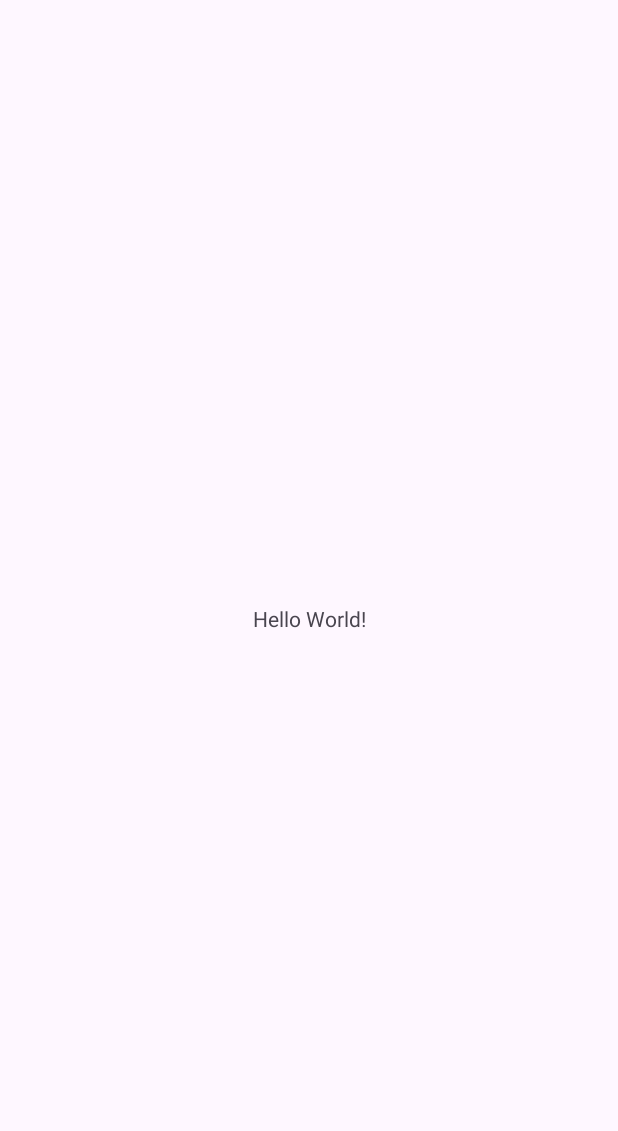
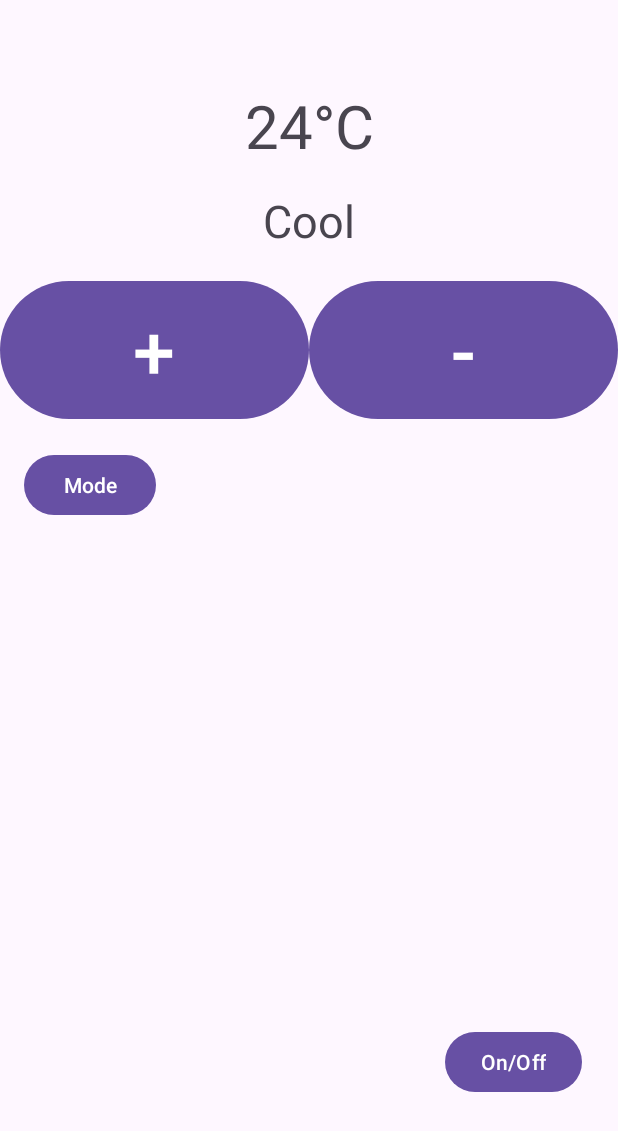
Before and after one commit to dnhijazi1515/thirdpro, an Android app: the screen it shows after launch (MainActivity), on a phone screen of 412 x 824 dp. Before the commit the part shown is almost empty. Shown: the top 1131 px of the screen. Run offline under Robolectric (Android 15) with nearby library versions, the phone set to English and light mode, and no system bars.

Commit message:
first commit

```diff
--- a/app/src/main/res/layout/activity_main.xml
+++ b/app/src/main/res/layout/activity_main.xml
@@ -6,14 +6,83 @@
     android:layout_width="match_parent"
     android:layout_height="match_parent"
     tools:context=".MainActivity">
-
     <TextView
+        android:id="@+id/textView"
         android:layout_width="wrap_content"
         android:layout_height="wrap_content"
-        android:text="Hello World!"
+        android:text="24°C"
+        android:textSize="40dp"
+        app:layout_constraintTop_toTopOf="parent"
+        app:layout_constraintStart_toStartOf="parent"
+        app:layout_constraintEnd_toEndOf="parent"
+        app:layout_constraintBottom_toTopOf="@+id/linearLayout"
+        app:layout_constraintHorizontal_bias="0.5"
+        android:layout_marginBottom="16dp" />
+    <TextView
+        android:id="@+id/tvmode"
+        android:layout_width="wrap_content"
+        android:layout_height="wrap_content"
+        android:text="Cool"
+        android:textSize="30dp"
+        app:layout_constraintTop_toBottomOf="@id/textView"
+        app:layout_constraintStart_toStartOf="parent"
+        app:layout_constraintEnd_toEndOf="parent"
+        android:layout_marginTop="16dp"/>
+
+    <LinearLayout
+        android:id="@+id/linearLayout"
+        android:layout_width="match_parent"
+        android:layout_height="100dp"
+        android:orientation="horizontal"
+        app:layout_constraintTop_toBottomOf="@id/tvmode"
+        app:layout_constraintStart_toStartOf="parent"
+        app:layout_constraintEnd_toEndOf="parent"
+        android:layout_marginTop="16dp">
+
+        <Button
+            android:id="@+id/btnPlus"
+            android:layout_width="0dp"
+            android:layout_height="match_parent"
+            android:layout_weight="1"
+            android:onClick="plustemp"
+            android:text="+"
+            android:textSize="50sp" />
+
+
+
+        <Button
+            android:id="@+id/btnMinus"
+            android:layout_width="0dp"
+            android:layout_height="match_parent"
+            android:layout_weight="1"
+            android:onClick="minustemp"
+            android:text="-"
+            android:textSize="50sp" />
+
+
+    </LinearLayout>
+
+    <Button
+        android:id="@+id/button4"
+        android:layout_width="wrap_content"
+        android:layout_height="wrap_content"
+        android:text="Mode"
+        android:onClick="checkMode"
+        app:layout_constraintTop_toBottomOf="@id/linearLayout"
+        app:layout_constraintStart_toStartOf="parent"
+        android:layout_marginStart="16dp"
+        android:layout_marginTop="16dp"  />
+
+    <Button
+        android:id="@+id/button5"
+        android:layout_width="wrap_content"
+        android:layout_height="wrap_content"
+        android:layout_marginEnd="24dp"
+        android:layout_marginBottom="92dp"
+        android:onClick="checkStatus"
+        android:text="On/Off"
         app:layout_constraintBottom_toBottomOf="parent"
-        app:layout_constraintEnd_toEndOf="parent"
-        app:layout_constraintStart_toStartOf="parent"
-        app:layout_constraintTop_toTopOf="parent" />
+        app:layout_constraintEnd_toEndOf="parent" />
+
 
 </androidx.constraintlayout.widget.ConstraintLayout>
```
Also changed, not shown: app/src/main/java/com/example/aircondtion/MainActivity.java (+56 -0 lines).
